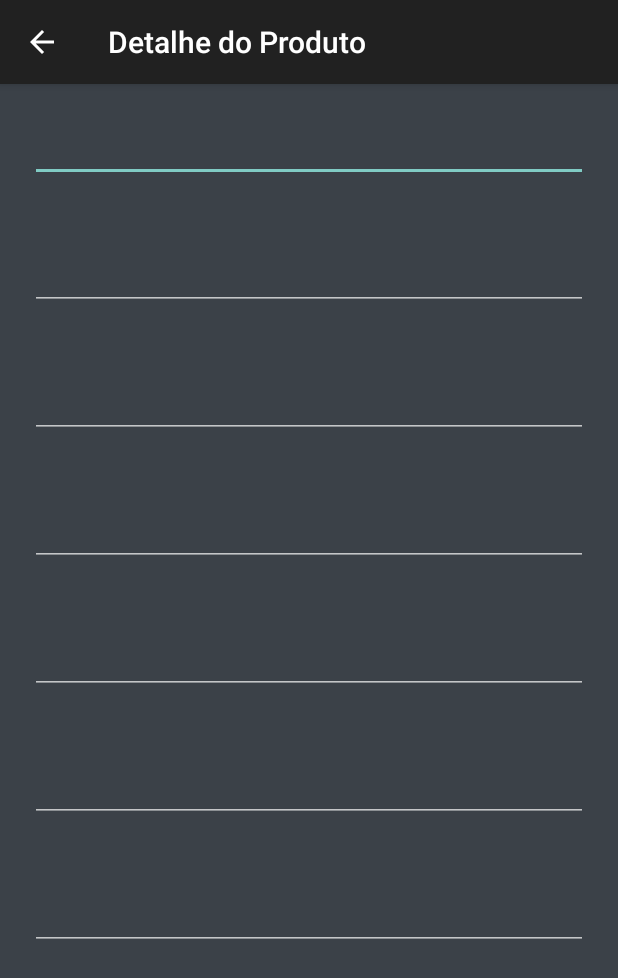
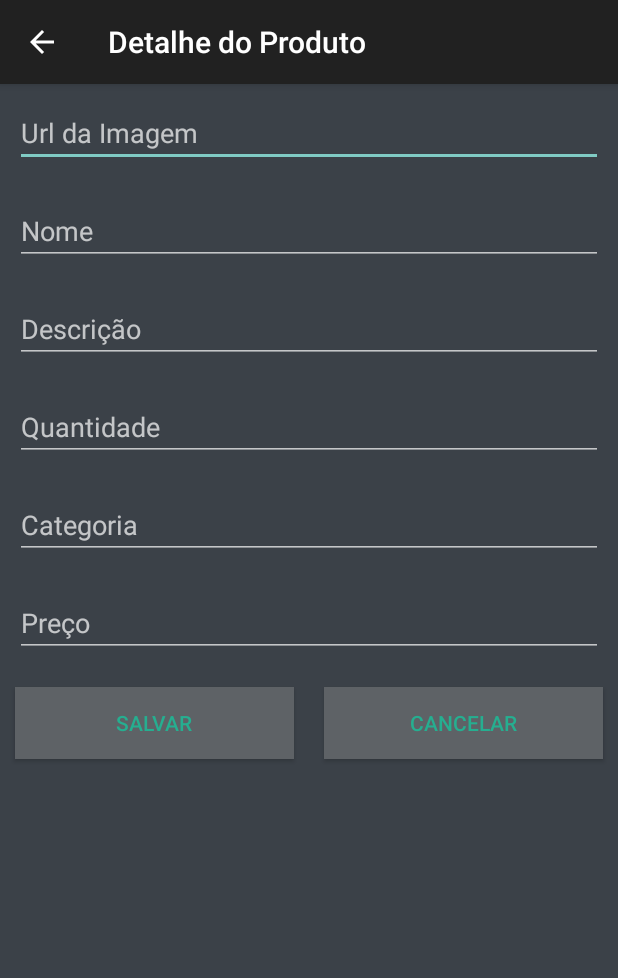
Before and after one commit to DanielAvelar/app-crud, an Android app: the ItemEdit screen opened directly, with no data from a screen before it, on a phone screen of 412 x 824 dp. Shown: the top 978 px of the screen. Run offline under Robolectric (Android 15) with nearby library versions, the phone set to English and light mode, and no system bars.

Commit message:
Updates Beta Version.

```diff
--- a/app/src/main/java/br/com/AppCrud/ItemEdit.java
+++ b/app/src/main/java/br/com/AppCrud/ItemEdit.java
@@ -1,10 +1,24 @@
 package br.com.AppCrud;
 
+import android.app.AlertDialog;
+import android.content.DialogInterface;
 import android.content.Intent;
+import android.os.AsyncTask;
 import android.os.Bundle;
 import android.support.v7.app.AppCompatActivity;
+import android.text.method.LinkMovementMethod;
 import android.view.MenuItem;
+import android.view.View;
+import android.widget.Button;
 import android.widget.EditText;
+import android.widget.Toast;
+
+import com.google.gson.Gson;
+
+import java.util.concurrent.ExecutionException;
+
+import br.com.AppCrud.model.ReturnServices;
+import br.com.AppCrud.service.ProductsService;
 
 public class ItemEdit extends AppCompatActivity {
 
@@ -14,14 +28,14 @@ public class ItemEdit extends AppCompatActivity {
         setContentView(R.layout.edit_item);
 
         Intent intent = getIntent();
-        String session = intent.getStringExtra("session");
-        String imageUrl = intent.getStringExtra("image");
-        String name = intent.getStringExtra("name");
-        String description = intent.getStringExtra("description");
-        String amount = intent.getStringExtra("amount");
-        String idProduct = intent.getStringExtra("id_product");
-        String category = intent.getStringExtra("category");
-        String price = intent.getStringExtra("price");
+        final String session = intent.getStringExtra("session");
+        final String imageUrl = intent.getStringExtra("image");
+        final String name = intent.getStringExtra("name");
+        final String description = intent.getStringExtra("description");
+        final String amount = intent.getStringExtra("amount");
+        final String idProduct = intent.getStringExtra("id_product");
+        final String category = intent.getStringExtra("category");
+        final String price = intent.getStringExtra("price");
 
         EditText listData = findViewById(R.id.urlImage);
         listData.setText(imageUrl);
@@ -35,18 +49,107 @@ public class ItemEdit extends AppCompatActivity {
         listData = findViewById(R.id.amount);
         listData.setText(amount);
 
-        listData = findViewById(R.id.idProduct);
-        listData.setText(idProduct);
-
         listData = findViewById(R.id.category);
         listData.setText(category);
 
         listData = findViewById(R.id.price);
         listData.setText(price);
 
+        Button btnCancel = findViewById(R.id.btn_cancel);
+        btnCancel.setMovementMethod(LinkMovementMethod.getInstance());
+        btnCancel.setOnClickListener(new View.OnClickListener() {
+            @Override
+            public void onClick(View v) {
+                Intent intent = new Intent(ItemEdit.this, ItemDetail.class);
+                intent.setFlags(Intent.FLAG_ACTIVITY_CLEAR_TOP);
+                intent.putExtra("session", session);
+                intent.putExtra("image", imageUrl);
+                intent.putExtra("name", name);
+                intent.putExtra("description", description);
+                intent.putExtra("amount", amount);
+                intent.putExtra("id_product", idProduct);
+                intent.putExtra("category", category);
+                intent.putExtra("price", price);
+                startActivity(intent);
+                finish(); // Call once you redirect to another activity
+            }
+        });
+
+        Button btnSave = findViewById(R.id.btn_save);
+        btnSave.setMovementMethod(LinkMovementMethod.getInstance());
+        btnSave.setOnClickListener(new View.OnClickListener() {
+            @Override
+            public void onClick(View v) {
+                AlertDialog.Builder alertDialogBuilder = new AlertDialog.Builder(ItemEdit.this);
+                alertDialogBuilder.setTitle("Alerta");
+                alertDialogBuilder
+                        .setMessage("Tem certeza que deseja salvar os valores editados para esse produto?")
+                        .setCancelable(false)
+                        .setNegativeButton("Não", new DialogInterface.OnClickListener() {
+                            public void onClick(DialogInterface dialog, int id) {
+                                dialog.cancel();
+                            }
+                        })
+                        .setPositiveButton("Sim", new DialogInterface.OnClickListener() {
+                            public void onClick(DialogInterface dialog, int id) {
+                                String returnEditProduct = null;
+                                EditText urlImage = findViewById(R.id.urlImage);
+                                EditText txtName = findViewById(R.id.name);
+                                EditText txtDescription = findViewById(R.id.description);
+                                EditText txtAmount = findViewById(R.id.amount);
+                                EditText txtCategory = findViewById(R.id.category);
+                                EditText txtPrice = findViewById(R.id.price);
+
+                                String[] params = new String[8];
+                                params[0] = session;
+                                params[1] = idProduct;
+                                params[2] = urlImage.getText().toString();
+                                params[3] = txtName.getText().toString();
+                                params[4] = txtDescription.getText().toString();
+                                params[5] = txtAmount.getText().toString();
+                                params[6] = txtCategory.getText().toString();
+                                params[7] = txtPrice.getText().toString();
+
+                                try {
+                                    returnEditProduct = new editProduct().execute(params).get();
+                                } catch (InterruptedException e) {
+                                    e.printStackTrace();
+                                } catch (ExecutionException e) {
+                                    e.printStackTrace();
+                                }
+                                Gson gson = new Gson();
+                                ReturnServices responseEditProduct = gson.fromJson(returnEditProduct, ReturnServices.class);
+                                if (responseEditProduct.getRetorno()) {
+                                    dialog.cancel();
+                                    Toast.makeText(ItemEdit.this, "Produto atualizado com sucesso!",
+                                            Toast.LENGTH_SHORT).show();
+                                    Intent intent = new Intent(ItemEdit.this, MainActivity.class);
+                                    intent.setFlags(Intent.FLAG_ACTIVITY_CLEAR_TOP);
+                                    intent.putExtra("session", session);
+                                    startActivity(intent);
+                                    finish(); // Call once you redirect to another activity
+                                } else {
+                                    dialog.cancel();
+                                    Toast.makeText(ItemEdit.this, "Erro ao atualizar o produto!",
+                                            Toast.LENGTH_SHORT).show();
+                                }
+                            }
+                        });
+                AlertDialog alertDialog = alertDialogBuilder.create();
+                alertDialog.show();
+            }
+        });
+
         //enable back Button
         if (getSupportActionBar() != null) {
             getSupportActionBar().setDisplayHomeAsUpEnabled(true);
+        }
+    }
+
+    public static class editProduct extends AsyncTask<String, Void, String> {
+        @Override
+        protected String doInBackground(String... params) {
+            return new ProductsService().editProduct(params[0], params[1], params[2], params[3], params[4], params[5], params[6], params[7]);
         }
     }
 
@@ -57,6 +160,7 @@ public class ItemEdit extends AppCompatActivity {
             onBackPressed();
         }
         return super.onOptionsItemSelected(item);
+
     }
 
     @Override
--- a/app/src/main/java/br/com/AppCrud/Login.java
+++ b/app/src/main/java/br/com/AppCrud/Login.java
@@ -28,6 +28,7 @@ public class Login extends AppCompatActivity {
         super.onCreate(savedInstanceState);
         setContentView(R.layout.login);
         progressBar = findViewById(R.id.progressBar);
+
         if (getSupportActionBar() != null) getSupportActionBar().hide();
         LoginButton();
     }
--- a/app/src/main/res/layout/detail_item.xml
+++ b/app/src/main/res/layout/detail_item.xml
@@ -3,7 +3,6 @@
     android:layout_height="fill_parent"
     android:theme="@style/AppTheme"
     android:orientation="vertical">
-
 
     <ImageView
         android:id="@+id/image"
@@ -83,5 +82,4 @@
             android:layout_margin="10dp"/>
 
     </LinearLayout>
-
 </LinearLayout>
--- a/app/src/main/res/layout/edit_item.xml
+++ b/app/src/main/res/layout/edit_item.xml
@@ -1,5 +1,4 @@
 <LinearLayout xmlns:android="http://schemas.android.com/apk/res/android"
-    xmlns:tools="http://schemas.android.com/tools"
     android:layout_width="fill_parent"
     android:layout_height="fill_parent"
     android:theme="@style/AppTheme"
@@ -9,72 +8,76 @@
         android:id="@+id/urlImage"
         android:layout_width="fill_parent"
         android:layout_height="wrap_content"
-        android:layout_gravity="start"
         android:textColor="@color/lbl_item_detail"
-        android:layout_margin="20dp"
-        android:inputType="text"
-        android:importantForAutofill="no"
-        tools:targetApi="o"/>
+        android:layout_margin="10dp"
+        android:hint="Url da Imagem"/>
 
     <EditText
         android:id="@+id/name"
         android:layout_width="fill_parent"
         android:layout_height="wrap_content"
-        android:layout_gravity="start"
         android:textColor="@color/lbl_item_detail"
-        android:layout_margin="20dp"
-        android:inputType="text"
-        android:importantForAutofill="no"
-        tools:targetApi="o"/>
+        android:layout_margin="10dp"
+        android:hint="Nome"/>
 
     <EditText
         android:id="@+id/description"
         android:layout_width="fill_parent"
         android:layout_height="wrap_content"
         android:textColor="@color/lbl_item_detail"
-        android:layout_margin="20dp"
-        android:inputType="text"
-        android:importantForAutofill="no"
-        tools:targetApi="o"/>
+        android:layout_margin="10dp"
+        android:hint="Descrição"/>
 
     <EditText
         android:id="@+id/amount"
         android:layout_width="fill_parent"
         android:layout_height="wrap_content"
         android:textColor="@color/lbl_item_detail"
-        android:layout_margin="20dp"
-        android:inputType="number"
-        android:importantForAutofill="no"
-        tools:targetApi="o"/>
-
-    <EditText
-        android:id="@+id/idProduct"
-        android:layout_width="fill_parent"
-        android:layout_height="wrap_content"
-        android:textColor="@color/lbl_item_detail"
-        android:layout_margin="20dp"
-        android:inputType="number"
-        android:importantForAutofill="no"
-        tools:targetApi="o"/>
+        android:layout_margin="10dp"
+        android:hint="Quantidade"/>
 
     <EditText
         android:id="@+id/category"
         android:layout_width="fill_parent"
         android:layout_height="wrap_content"
         android:textColor="@color/lbl_item_detail"
-        android:layout_margin="20dp"
-        android:inputType="text"
-        android:importantForAutofill="no"
-        tools:targetApi="o" />
+        android:layout_margin="10dp"
+        android:hint="Categoria"/>
 
     <EditText
         android:id="@+id/price"
         android:layout_width="fill_parent"
         android:layout_height="wrap_content"
         android:textColor="@color/lbl_item_detail"
-        android:layout_margin="20dp"
-        android:inputType="number"
-        android:importantForAutofill="no"
-        tools:targetApi="o" />
+        android:layout_margin="10dp"
+        android:hint="Preço"/>
+
+    <LinearLayout
+        android:layout_width="fill_parent"
+        android:layout_height="wrap_content"
+        android:orientation="horizontal">
+
+        <Button
+            android:id="@+id/btn_save"
+            android:layout_width="match_parent"
+            android:layout_height="wrap_content"
+            android:layout_weight="1"
+            android:background="@color/body_nav"
+            android:text="@string/btn_save"
+            android:textColor="@color/btn_text_niagara"
+            android:layout_marginRight="20dp"
+            android:layout_margin="10dp"/>
+
+        <Button
+            android:id="@+id/btn_cancel"
+            android:layout_width="match_parent"
+            android:layout_height="wrap_content"
+            android:layout_weight="1"
+            android:background="@color/body_nav"
+            android:text="@string/btn_cancel"
+            android:textColor="@color/btn_text_niagara"
+            android:layout_marginLeft="20dp"
+            android:layout_margin="10dp"/>
+    </LinearLayout>
 
 </LinearLayout>
```
Also changed, not shown: app/src/main/java/br/com/AppCrud/MainActivity.java (+10 -21 lines), app/src/main/java/br/com/AppCrud/service/ProductsService.java (+82 -0 lines), app/src/main/res/values/strings.xml (+14 -12 lines).
